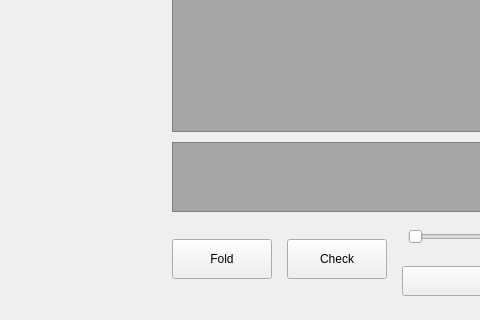
SoczuKS/Python_Project, file window_form.ui: the form before one commit; both pictures show x 0 to 480 and y 448 to 768 of the 1024 by 768 pixel window.
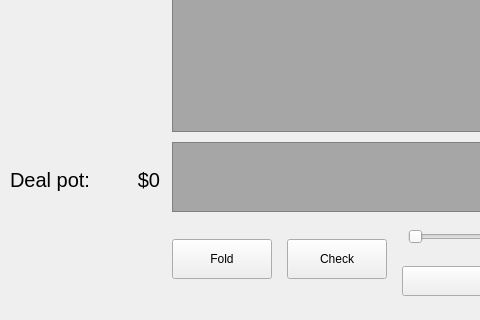
The form after the commit.

Commit message: Add deal pot label to UI

Diff of the .ui file:
```diff
--- a/window_form.ui
+++ b/window_form.ui
@@ -184,6 +184,48 @@
     <enum>QAbstractItemView::SelectionMode::NoSelection</enum>
    </property>
   </widget>
+  <widget class="QLabel" name="no_name">
+   <property name="geometry">
+    <rect>
+     <x>10</x>
+     <y>610</y>
+     <width>100</width>
+     <height>35</height>
+    </rect>
+   </property>
+   <property name="font">
+    <font>
+     <pointsize>15</pointsize>
+    </font>
+   </property>
+   <property name="text">
+    <string>Deal pot:</string>
+   </property>
+  </widget>
+  <widget class="QLabel" name="deal_pot_label">
+   <property name="geometry">
+    <rect>
+     <x>60</x>
+     <y>610</y>
+     <width>100</width>
+     <height>35</height>
+    </rect>
+   </property>
+   <property name="font">
+    <font>
+     <pointsize>15</pointsize>
+    </font>
+   </property>
+   <property name="layoutDirection">
+    <enum>Qt::LayoutDirection::LeftToRight</enum>
+   </property>
+   <property name="text">
+    <string>$0</string>
+   </property>
+   <property name="alignment">
+    <set>Qt::AlignmentFlag::AlignRight|Qt::AlignmentFlag::AlignTrailing|Qt::AlignmentFlag::AlignVCenter</set>
+   </property>
+  </widget>
  </widget>
  <resources/>
  <connections/>
```
The commit also changes 3 other files.
